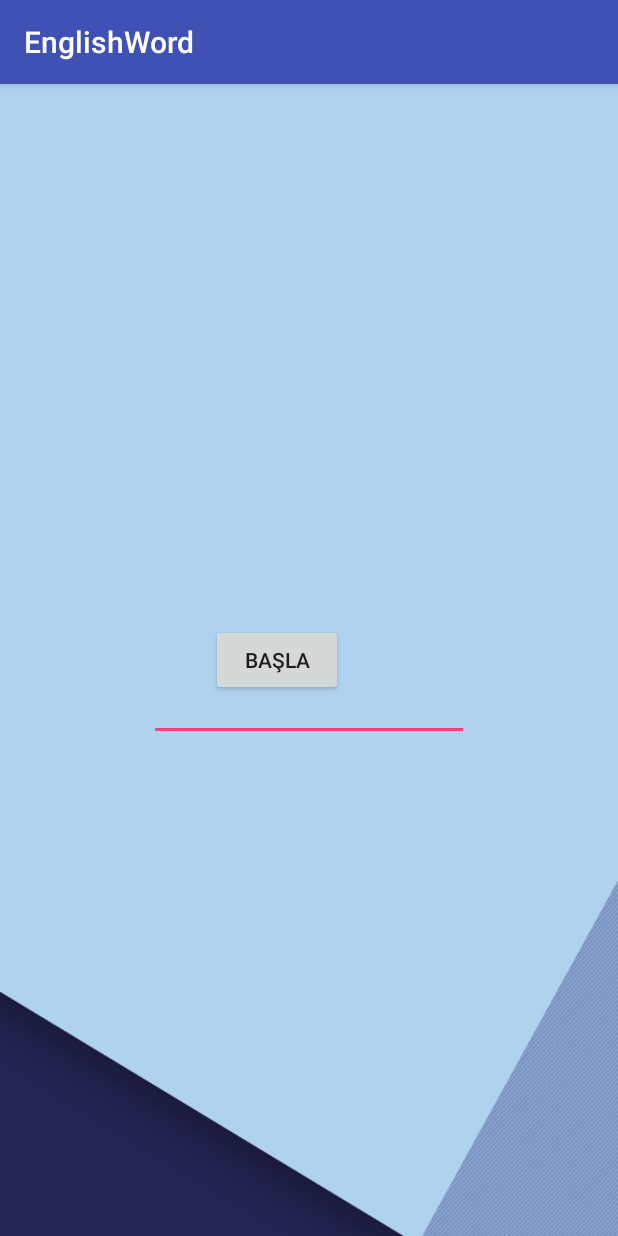
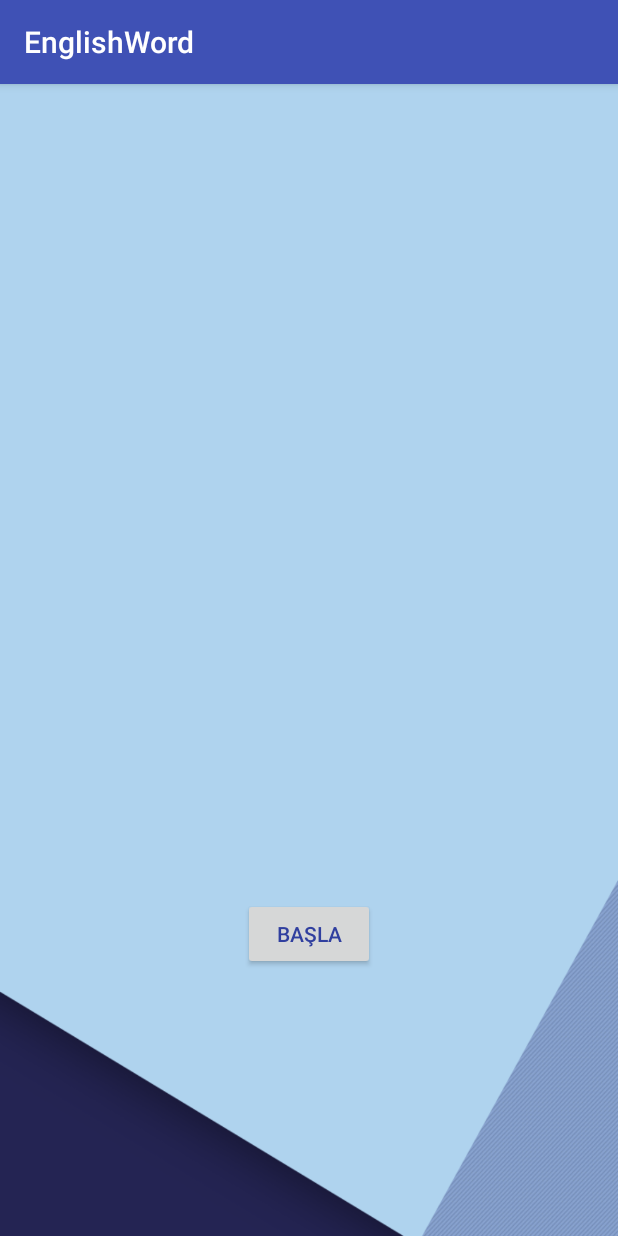
Before and after one commit to serapkarhan07/EnglishWordApp, an Android app: the yazFirst screen opened directly, with no data from a screen before it, on a phone screen of 412 x 824 dp. Run offline under Robolectric (Android 15) with nearby library versions, the light colour scheme and no system bars; our stand-ins replace Firebase (no records; nobody signed in at launch, a user with empty details on screens opened directly).

Commit message:
Yaz-Tasarım

```diff
--- a/app/src/main/java/com/example/sony/englishword/yazFirst.java
+++ b/app/src/main/java/com/example/sony/englishword/yazFirst.java
@@ -33,6 +33,8 @@ public class yazFirst extends AppCompatActivity {
         e1=(EditText)findViewById(R.id.e1);
         b1=(Button)findViewById(R.id.onay);
 
+        e1.setVisibility(View.INVISIBLE);
+
         b1.setOnClickListener(new View.OnClickListener() {
             @Override
             public void onClick(View v){
@@ -41,6 +43,11 @@ public class yazFirst extends AppCompatActivity {
                     Intent intent=new Intent(yazFirst.this,MainActivity.class);
                     startActivity(intent);
                 }
+
+                b1.setText("Sonraki");
+                e1.setVisibility(View.VISIBLE);
+
+
                 if(Englih.equals(e1.getText().toString())){
                     dogru=true;
                     e1.setText("");
--- a/app/src/main/res/layout/activity_yaz_first.xml
+++ b/app/src/main/res/layout/activity_yaz_first.xml
@@ -5,38 +5,47 @@
     android:layout_width="match_parent"
     android:layout_height="match_parent"
     android:background="@drawable/backgroundnew"
-    tools:context="com.example.sony.englishword.yazFirst">
+    tools:context="com.example.sony.englishword.yazFirst"
+    tools:layout_editor_absoluteY="81dp">
+
     <TextView
         android:id="@+id/t1"
         android:layout_width="132dp"
         android:layout_height="0dp"
-        android:layout_marginBottom="53dp"
-        android:layout_marginEnd="136dp"
-        android:layout_marginTop="50dp"
+        android:layout_marginBottom="33dp"
+        android:layout_marginTop="110dp"
+        android:textAlignment="center"
+        android:textColor="@color/colorPrimaryDark"
+        android:textSize="20dp"
         app:layout_constraintBottom_toTopOf="@+id/e1"
         app:layout_constraintEnd_toEndOf="parent"
+        app:layout_constraintStart_toStartOf="parent"
         app:layout_constraintTop_toTopOf="parent" />
 
     <EditText
         android:id="@+id/e1"
         android:layout_width="wrap_content"
         android:layout_height="wrap_content"
-        android:layout_marginBottom="330dp"
+        android:layout_marginBottom="39dp"
         android:ems="10"
         android:inputType="textPersonName"
-        app:layout_constraintBottom_toBottomOf="parent"
-        app:layout_constraintLeft_toLeftOf="parent"
-        app:layout_constraintRight_toRightOf="parent"
+        android:textColor="@color/colorPrimaryDark"
+        android:textSize="20dp"
+        app:layout_constraintBottom_toTopOf="@+id/onay"
+        app:layout_constraintEnd_toEndOf="parent"
+        app:layout_constraintStart_toStartOf="parent"
         app:layout_constraintTop_toBottomOf="@+id/t1" />
 
     <Button
         android:id="@+id/onay"
         android:layout_width="wrap_content"
         android:layout_height="wrap_content"
-        android:layout_marginStart="41dp"
+        android:layout_marginBottom="177dp"
         android:text="Başla"
+        android:textColor="@color/colorPrimaryDark"
         app:layout_constraintBottom_toBottomOf="parent"
-        app:layout_constraintStart_toStartOf="@+id/e1"
-        app:layout_constraintTop_toTopOf="parent" />
+        app:layout_constraintEnd_toEndOf="parent"
+        app:layout_constraintStart_toStartOf="parent"
+        app:layout_constraintTop_toBottomOf="@+id/e1" />
 
 </android.support.constraint.ConstraintLayout>
```
Also changed, not shown: app/src/main/java/com/example/sony/englishword/yazSecond.java (+8 -0 lines), app/src/main/java/com/example/sony/englishword/yazThird.java (+7 -0 lines), app/src/main/res/layout/activity_yaz_second.xml (+17 -10 lines), app/src/main/res/layout/activity_yaz_third.xml (+17 -10 lines).
